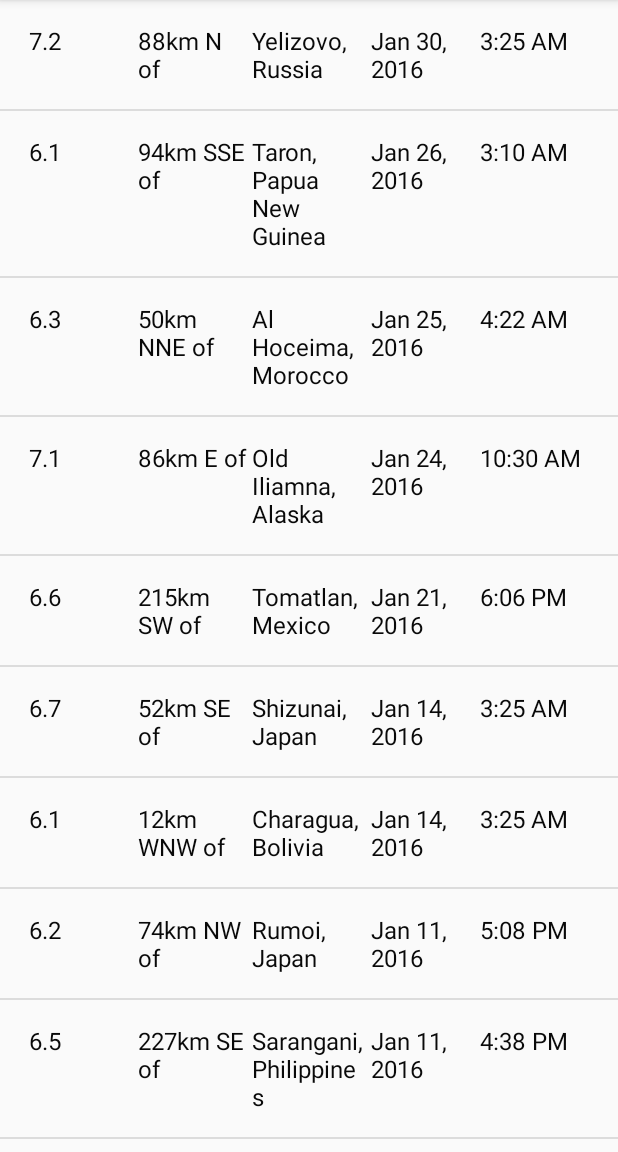
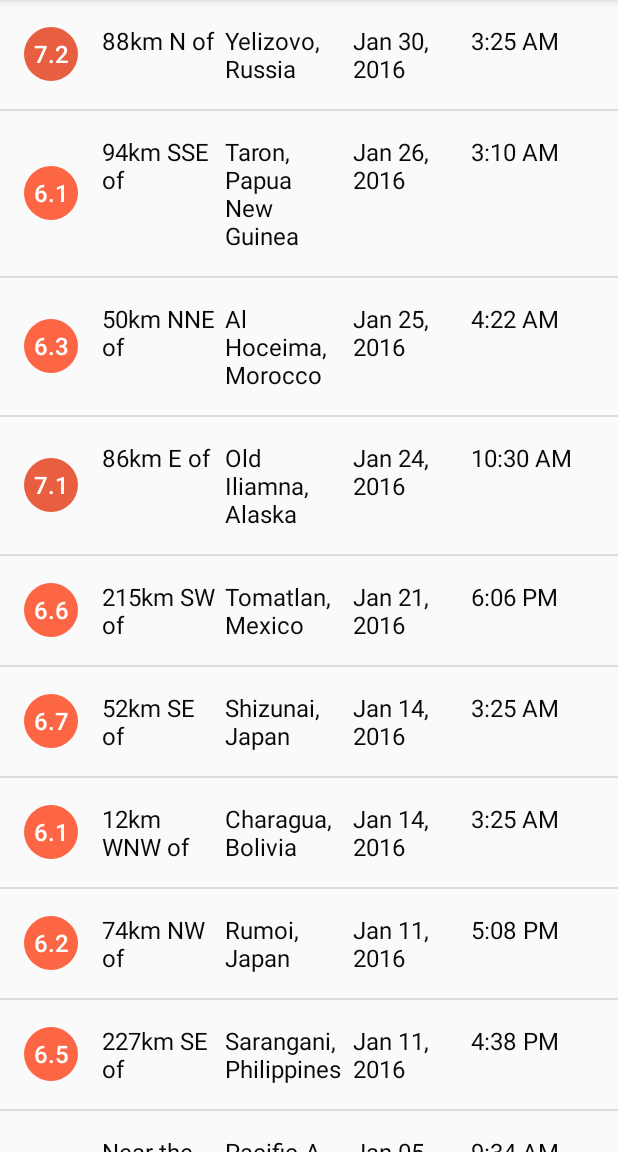
Before and after one commit to SamarpanDas/Instant-Earthquake-Tracker, an Android app: the screen it shows after launch (EarthquakeActivity), on a phone screen of 412 x 824 dp, the part 84-1236 px from its top. Run offline under Robolectric (Android 15) with nearby library versions, the phone set to English and light mode, and no system bars.

Commit message:
Added the coloured circle to the magnitude as per its value.

```diff
--- a/app/src/main/java/com/example/android/quakereport/InputAdapter.java
+++ b/app/src/main/java/com/example/android/quakereport/InputAdapter.java
@@ -1,6 +1,8 @@
 package com.example.android.quakereport;
 
 import android.app.Activity;
+import android.graphics.drawable.GradientDrawable;
+import android.support.v4.content.ContextCompat;
 import android.view.LayoutInflater;
 import android.view.View;
 import android.view.ViewGroup;
@@ -9,13 +11,15 @@ import android.widget.TextView;
 
 import java.util.ArrayList;
 
-public class InputAdapter extends ArrayAdapter<Input> {
+public class InputAdapter extends ArrayAdapter<Input>
+{
     private static final String LOG_TAG = InputAdapter.class.getSimpleName();
 
     public InputAdapter(Activity context, ArrayList<Input> input) {super(context, 0, input); }
 
     @Override
-    public View getView(int position, View convertView, ViewGroup parent) {
+    public View getView(int position, View convertView, ViewGroup parent)
+    {
         // Check if the existing view is being reused, otherwise inflate the view
         View listItemView = convertView;
         if (listItemView == null) {
@@ -25,8 +29,16 @@ public class InputAdapter extends ArrayAdapter<Input> {
 
         Input currentInput = getItem(position);
 
+
+
+
+
         TextView magnitudeTextView = (TextView) listItemView.findViewById(R.id.magnitudeTextView);
         magnitudeTextView.setText(currentInput.getMagnitude());
+
+        GradientDrawable magnitudeCircle = (GradientDrawable) magnitudeTextView.getBackground();
+        int magnitudeColor = getMagnitudeColor(currentInput.getMagnitude());
+        magnitudeCircle.setColor(magnitudeColor);
 
 
         TextView locationTextView = (TextView) listItemView.findViewById(R.id.locationTextView);
@@ -43,4 +55,47 @@ public class InputAdapter extends ArrayAdapter<Input> {
 
         return listItemView;
     }
+
+
+    private int getMagnitudeColor(String Magnitude)
+    {
+        double magnitude = Double.parseDouble(Magnitude);
+
+        int magnitudeColorResourceId;
+        int magnitudeFloor = (int) Math.floor(magnitude);
+        switch (magnitudeFloor) {
+            case 0:
+            case 1:
+                magnitudeColorResourceId = R.color.magnitude1;
+                break;
+            case 2:
+                magnitudeColorResourceId = R.color.magnitude2;
+                break;
+            case 3:
+                magnitudeColorResourceId = R.color.magnitude3;
+                break;
+            case 4:
+                magnitudeColorResourceId = R.color.magnitude4;
+                break;
+            case 5:
+                magnitudeColorResourceId = R.color.magnitude5;
+                break;
+            case 6:
+                magnitudeColorResourceId = R.color.magnitude6;
+                break;
+            case 7:
+                magnitudeColorResourceId = R.color.magnitude7;
+                break;
+            case 8:
+                magnitudeColorResourceId = R.color.magnitude8;
+                break;
+            case 9:
+                magnitudeColorResourceId = R.color.magnitude9;
+                break;
+            default:
+                magnitudeColorResourceId = R.color.magnitude10plus;
+                break;
+        }
+        return ContextCompat.getColor(getContext(), magnitudeColorResourceId);
+    }
 }
--- a/app/src/main/java/com/example/android/quakereport/QueryUtils.java
+++ b/app/src/main/java/com/example/android/quakereport/QueryUtils.java
@@ -1,10 +1,8 @@
 package com.example.android.quakereport;
 
 import android.util.Log;
-
 import org.json.JSONArray;
 import org.json.JSONObject;
-
 import java.text.DecimalFormat;
 import java.text.SimpleDateFormat;
 import java.util.ArrayList;
--- /dev/null
+++ b/app/src/main/res/drawable/magnitude_circle.xml
@@ -0,0 +1,10 @@
+<?xml version="1.0" encoding="utf-8"?>
+<!-- Background circle for the magnitude value -->
+<shape xmlns:android="http://schemas.android.com/apk/res/android"
+    android:shape="oval">
+    <solid android:color="@color/magnitude1" />
+    <size
+        android:width="36dp"
+        android:height="36dp" />
+    <corners android:radius="18dp" />
+</shape>
--- a/app/src/main/res/layout/list_item.xml
+++ b/app/src/main/res/layout/list_item.xml
@@ -9,13 +9,15 @@
 
     <TextView
         android:id="@+id/magnitudeTextView"
-        android:layout_width="0dp"
-        android:layout_height="wrap_content"
-        android:layout_weight="1"
-        android:paddingLeft="3dp"
-        android:text="9.2"
-        android:textColor="#090909"
-        android:textSize="16sp" />
+        android:layout_width="36dp"
+        android:layout_height="36dp"
+        android:layout_gravity="center_vertical"
+        android:background="@drawable/magnitude_circle"
+        android:fontFamily="sans-serif-medium"
+        android:gravity="center"
+        android:textColor="@android:color/white"
+        android:textSize="16sp"
+        android:text="8.9" />
 
     <TextView
         android:id="@+id/locationTextView"
@@ -23,7 +25,8 @@
         android:layout_height="wrap_content"
         android:layout_weight="1"
         android:paddingRight="2dp"
-        android:text="San Francisco"
+        android:layout_marginLeft="16dp"
+        android:text="20km left of"
         android:textColor="#090909"
         android:textSize="16sp" />
 
--- a/app/src/main/res/values/colors.xml
+++ b/app/src/main/res/values/colors.xml
@@ -22,4 +22,34 @@
 
     <!-- Accent color of the app -->
     <color name="colorAccent">#10CAC9</color>
+
+    <!-- Color for an earthquake with magnitude 0 and 2 -->
+    <color name="magnitude1">#4A7BA7</color>
+
+    <!-- Magnitude circle color for an earthquake with magnitude between 2 and 3 -->
+    <color name="magnitude2">#04B4B3</color>
+
+    <!-- Magnitude circle color for an earthquake with magnitude between 3 and 4 -->
+    <color name="magnitude3">#10CAC9</color>
+
+    <!-- Magnitude circle color for an earthquake with magnitude between 4 and 5 -->
+    <color name="magnitude4">#F5A623</color>
+
+    <!-- Magnitude circle color for an earthquake with magnitude between 5 and 6 -->
+    <color name="magnitude5">#FF7D50</color>
+
+    <!-- Magnitude circle color for an earthquake with magnitude between 6 and 7 -->
+    <color name="magnitude6">#FC6644</color>
+
+    <!-- Magnitude circle color for an earthquake with magnitude between 7 and 8 -->
+    <color name="magnitude7">#E75F40</color>
+
+    <!-- Magnitude circle color for an earthquake with magnitude between 8 and 9 -->
+    <color name="magnitude8">#E13A20</color>
+
+    <!-- Magnitude circle color for an earthquake with magnitude between 9 and 10 -->
+    <color name="magnitude9">#D93218</color>
+
+    <!-- Magnitude circle color for an earthquake with magnitude over 10 -->
+    <color name="magnitude10plus">#C03823</color>
 </resources>
```
